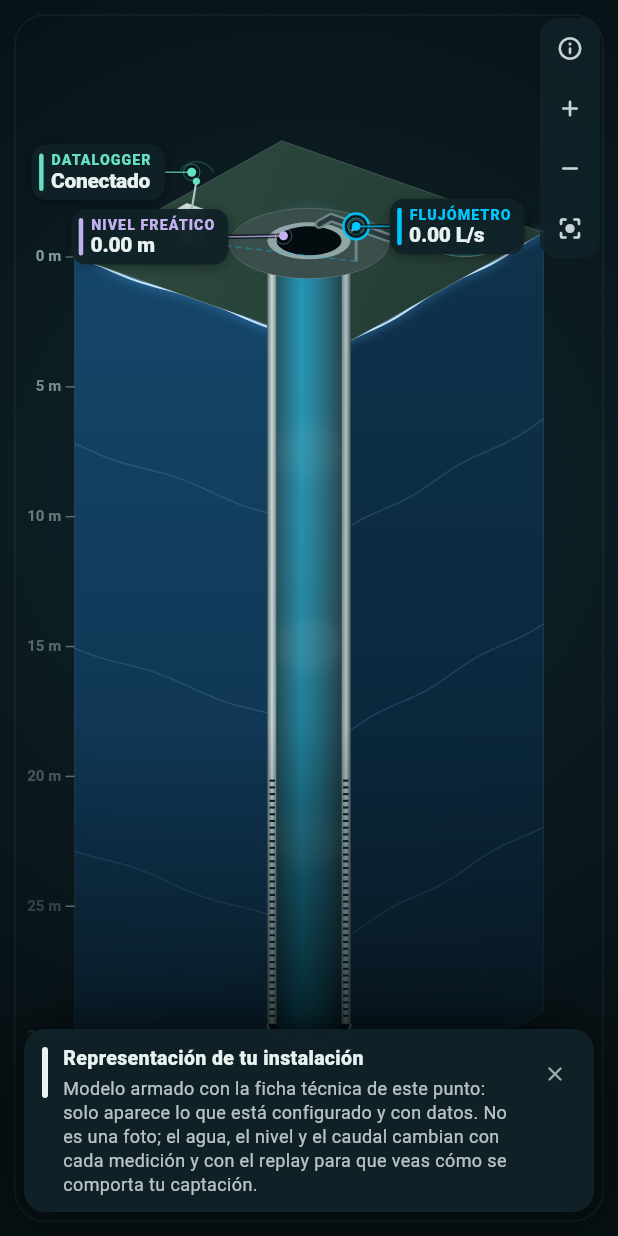
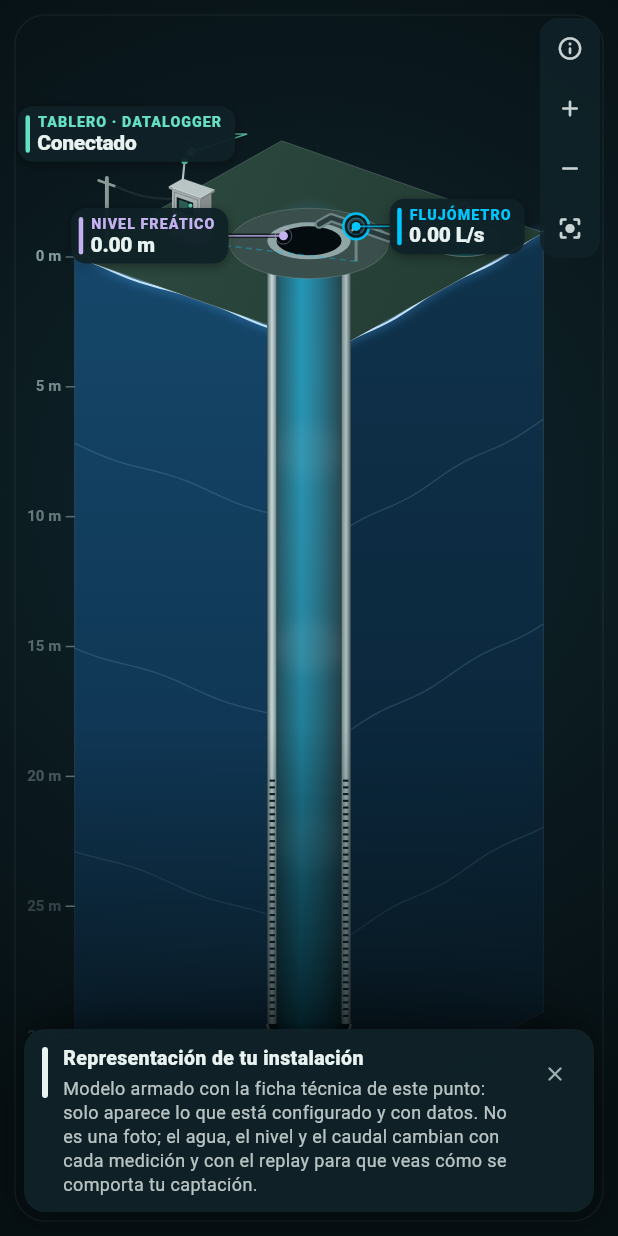
Before and after one commit to Smart-Hydro/smarthydro_app, a Flutter app: the CaptureStage widget shown alone on an empty page, opened directly with empty values, after a tap on the "info outline" icon, on a phone screen of 412 x 824 dp. Run offline on Flutter 3.47's test engine with Material 3 defaults, Android fonts, the phone set to English and light mode, and no system bars; our stand-ins replace dio, fl_chart, flutter_map, flutter_riverpod, latlong2, share_plus and 1 more; missing offline and left inert: dart:js_interop, dart:ui_web.

Commit message:
Vista del punto: datalogger dentro de un tablero eléctrico alimentado desde un poste; el zoom escala también los equipos
Co-authored-by: Felipe Barraza <felipe.barraza.vega@gmail.com>

```diff
--- a/lib/features/dashboard/capture_stage.dart
+++ b/lib/features/dashboard/capture_stage.dart
@@ -79,6 +79,9 @@ enum ScenePart {
   flowmeter,
   water,
   intake,
+
+  /// Poste y acometida que alimentan el tablero.
+  power,
 
   /// La escena completa: qué representa y de dónde salen sus datos.
   overview,
@@ -476,11 +479,12 @@ class _CaptureStageState extends State<CaptureStage>
         );
       case ScenePart.logger:
         return (
-          title: 'Datalogger',
+          title: 'Tablero eléctrico con datalogger',
           value: pointLinkLabel(widget.link),
           body:
-              'Registra las mediciones del sensor y del flujómetro y las '
-              'transmite a SmartHydro.',
+              'Gabinete que instalamos en terreno: recibe la energía y aloja '
+              'el datalogger, que registra las mediciones del sensor y del '
+              'flujómetro y las transmite a SmartHydro.',
           color: _Palette.linkColor(widget.link),
         );
       case ScenePart.flowmeter:
@@ -505,6 +509,15 @@ class _CaptureStageState extends State<CaptureStage>
               'Curso de agua superficial. Las líneas sobre la lámina muestran '
               'la corriente; más rápidas, más caudal.',
           color: _Palette.surfaceWater,
+        );
+      case ScenePart.power:
+        return (
+          title: 'Alimentación eléctrica',
+          value: null,
+          body:
+              'Energía que llega al tablero desde el empalme para mantener '
+              'encendidos el datalogger y los sensores.',
+          color: _Palette.sensor,
         );
       case ScenePart.overview:
         return (
@@ -864,13 +877,16 @@ class _SceneHits {
 /// Proyección axonométrica con giro (yaw) e inclinación (pitch). `y` es la
 /// altura en píxeles (negativa bajo el terreno).
 class _Iso {
-  _Iso(this.origin, double yaw, double pitch)
+  _Iso(this.origin, double yaw, double pitch, {this.scale = 1})
     : cy = math.cos(yaw),
       sy = math.sin(yaw),
       ps = math.sin(pitch),
       pc = math.cos(pitch);
 
   final Offset origin;
+
+  /// Zoom de la vista: escala el bloque y todos los equipos por igual.
+  final double scale;
   final double cy;
   final double sy;
   final double ps;
@@ -881,17 +897,17 @@ class _Iso {
   double get sz => cy >= 0 ? 1 : -1;
 
   Offset p(double x, double y, double z) {
-    final xr = x * cy - z * sy;
-    final zr = x * sy + z * cy;
-    return Offset(origin.dx + xr, origin.dy - y * pc + zr * ps);
+    final xr = (x * cy - z * sy) * scale;
+    final zr = (x * sy + z * cy) * scale;
+    return Offset(origin.dx + xr, origin.dy - y * scale * pc + zr * ps);
   }
 
   /// Óvalo de un círculo horizontal: la proyección no depende del giro.
   Rect ring(double y, double radius, {double x = 0, double z = 0}) =>
       Rect.fromCenter(
         center: p(x, y, z),
-        width: radius * 2,
-        height: radius * 2 * ps,
+        width: radius * 2 * scale,
+        height: radius * 2 * ps * scale,
       );
 
   /// Cara lateral en x = ±h visible, entre las alturas [y0] y [y1].
@@ -1074,11 +1090,10 @@ class _CaptureStagePainter extends CustomPainter {
     ];
     final bounds = _boundsOf(corners);
     final target = Offset(size.width / 2, top + availH / 2);
-    final center = bounds.center * zoom;
     return (
-      half: half * zoom,
-      depth: depth * zoom,
-      origin: target - center + pan,
+      half: half,
+      depth: depth,
+      origin: target - bounds.center * zoom + pan,
     );
   }
 
@@ -1264,7 +1279,12 @@ class _CaptureStagePainter extends CustomPainter {
 
   void _paintWell(Canvas canvas, Size size) {
     final l = _layout(size, depthShare: 1, headroom: 40);
-    final iso = _Iso(l.origin, yaw + math.sin(phase * _tau) * 0.015, pitch);
+    final iso = _Iso(
+      l.origin,
+      yaw + math.sin(phase * _tau) * 0.015,
+      pitch,
+      scale: zoom,
+    );
     final half = l.half;
     final known = profile.depth != null;
     final blockPx = l.depth;
@@ -1292,8 +1312,8 @@ class _CaptureStagePainter extends CustomPainter {
     canvas.drawOval(
       Rect.fromCenter(
         center: iso.p(0, blockBottom, 0) + const Offset(0, 18),
-        width: half * 3.1,
-        height: half * 3.1 * iso.ps * 0.6,
+        width: half * 3.1 * iso.scale,
+        height: half * 3.1 * iso.ps * 0.6 * iso.scale,
       ),
       Paint()
         ..color = Colors.black.withValues(alpha: 0.4)
@@ -1444,7 +1464,11 @@ class _CaptureStagePainter extends CustomPainter {
       );
       canvas.drawRRect(
         RRect.fromRectAndRadius(
-          Rect.fromCenter(center: at, width: 7, height: 15),
+          Rect.fromCenter(
+            center: at,
+            width: 7 * iso.scale,
+            height: 15 * iso.scale,
+          ),
           const Radius.circular(3.5),
         ),
         Paint()..color = _Palette.sensor,
@@ -1474,7 +1498,11 @@ class _CaptureStagePainter extends CustomPainter {
       final jitter = _flowing ? math.sin(phase * _tau * 40) * 0.5 : 0.0;
       final at = iso.p(pumpX, pumpY, 0) + Offset(jitter, 0);
       final body = RRect.fromRectAndRadius(
-        Rect.fromCenter(center: at, width: 11, height: 30),
+        Rect.fromCenter(
+          center: at,
+          width: 11 * iso.scale,
+          height: 30 * iso.scale,
+        ),
         const Radius.circular(5),
       );
       canvas.drawRRect(
@@ -1485,8 +1513,8 @@ class _CaptureStagePainter extends CustomPainter {
           ).createShader(body.outerRect),
       );
       canvas.drawLine(
-        at + const Offset(-5.5, 6),
-        at + const Offset(5.5, 6),
+        at + const Offset(-5.5, 6) * iso.scale,
+        at + const Offset(5.5, 6) * iso.scale,
         Paint()
           ..color = dry ? _Palette.coral : _Palette.flow
           ..strokeWidth = 2,
@@ -1581,14 +1609,21 @@ class _CaptureStagePainter extends CustomPainter {
           ..strokeWidth = 1,
       );
     }
-    final loggerRect = _paintLogger(canvas, iso, logger.x, logger.z);
+    final loggerRect = _paintLogger(
+      canvas,
+      iso,
+      logger.x,
+      logger.z,
+      pole: (x: -half * 0.88, z: half * 0.84),
+    );
     tags.add(
       _Tag(
         ScenePart.logger,
-        'DATALOGGER',
+        'TABLERO · DATALOGGER',
         pointLinkLabel(link),
         loggerRect.topCenter,
         _Palette.linkColor(link),
+        lift: 12,
       ),
     );
 
@@ -1868,19 +1903,133 @@ class _CaptureStagePainter extends CustomPainter {
     );
   }
 
-  Rect _paintLogger(Canvas canvas, _Iso iso, double x, double z) {
-    final rect = _box(
+  /// Tablero eléctrico en terreno: recibe la energía desde un poste y
+  /// aloja el datalogger, visible por la mirilla de la puerta.
+  Rect _paintLogger(
+    Canvas canvas,
+    _Iso iso,
+    double x,
+    double z, {
+    required ({double x, double z}) pole,
+  }) {
+    const plinth = 4.0;
+    const w = 24.0, d = 12.0, h = 34.0;
+    const top = plinth + h;
+    final color = _Palette.linkColor(link);
+
+    // Poste y acometida.
+    const poleH = 56.0;
+    final poleBase = iso.p(pole.x, 0, pole.z);
+    final poleTop = iso.p(pole.x, poleH, pole.z);
+    final wood = Paint()
+      ..color = const Color(0xFF8C9A97)
+      ..strokeWidth = 2.6 * iso.scale
+      ..strokeCap = StrokeCap.round;
+    canvas.drawLine(poleBase, poleTop, wood);
+    final armA = iso.p(pole.x - 7, poleH - 4, pole.z);
+    final armB = iso.p(pole.x + 7, poleH - 4, pole.z);
+    canvas.drawLine(armA, armB, wood..strokeWidth = 1.8 * iso.scale);
+    final entry = iso.p(x, top - 6, z - iso.sz * d / 2);
+    final mid = Offset.lerp(armB, entry, 0.5)! + Offset(0, 10 * iso.scale);
+    final cable = Path()
+      ..moveTo(armB.dx, armB.dy)
+      ..quadraticBezierTo(mid.dx, mid.dy, entry.dx, entry.dy);
+    canvas.drawPath(
+      cable,
+      Paint()
+        ..color = const Color(0xFF1C2B2E)
+        ..style = PaintingStyle.stroke
+        ..strokeWidth = 1.4 * iso.scale,
+    );
+    hits.rect(
+      ScenePart.power,
+      _boundsOf([poleBase, poleTop, armA, armB]).inflate(8),
+    );
+
+    // Base de hormigón y gabinete.
+    _box(
       canvas,
       iso,
       x: x,
       z: z,
-      w: 16,
-      d: 10,
-      h: 24,
-      color: const Color(0xFFDDE7E6),
-    );
-    final head = iso.p(x, 24, z);
-    final tip = iso.p(x + 4, 46, z);
+      w: w + 4,
+      d: d + 4,
+      h: plinth,
+      color: const Color(0xFF7D8B8B),
+    );
+    final cabinet = _box(
+      canvas,
+      iso,
+      x: x,
+      z: z,
+      y: plinth,
+      w: w,
+      d: d,
+      h: h,
+      color: const Color(0xFFD3DCDB),
+    );
+    _box(
+      canvas,
+      iso,
+      x: x,
+      z: z,
+      y: top,
+      w: w + 3,
+      d: d + 3,
+      h: 1.6,
+      color: const Color(0xFFB9C5C4),
+    );
+
+    // Puerta en la cara frontal visible.
+    final fz = z + iso.sz * d / 2;
+    Offset door(double u, double v) => iso.p(x + u, v, fz);
+    List<Offset> quad(double u0, double v0, double u1, double v1) => [
+      door(u0, v0),
+      door(u1, v0),
+      door(u1, v1),
+      door(u0, v1),
+    ];
+    canvas.drawPath(
+      _poly(quad(-w / 2 + 2, plinth + 2, w / 2 - 2, top - 2)),
+      Paint()
+        ..color = const Color(0xFF7F8F90)
+        ..style = PaintingStyle.stroke
+        ..strokeWidth = 0.8,
+    );
+    canvas.drawLine(
+      door(w / 2 - 4.5, plinth + h * 0.42),
+      door(w / 2 - 4.5, plinth + h * 0.58),
+      Paint()
+        ..color = const Color(0xFF55656A)
+        ..strokeWidth = 1.6 * iso.scale
+        ..strokeCap = StrokeCap.round,
+    );
+
+    // Mirilla con el datalogger dentro.
+    canvas.drawPath(
+      _poly(quad(-8, top - 15, 6, top - 5)),
+      Paint()..color = const Color(0xFF0E1E22),
+    );
+    canvas.drawPath(
+      _poly(quad(-6, top - 13.5, 1.5, top - 6.5)),
+      Paint()..color = const Color(0xFF2F5F57),
+    );
+    final blink = (math.sin(phase * _tau * 6) + 1) / 2;
+    canvas.drawCircle(
+      door(3.6, top - 8),
+      1.4 * iso.scale,
+      Paint()..color = color.withValues(alpha: 0.4 + blink * 0.6),
+    );
+
+    // Señal de riesgo eléctrico.
+    canvas.drawPath(
+      _poly([door(-3, plinth + 7), door(3, plinth + 7), door(0, plinth + 13)]),
+      Paint()..color = _Palette.sensor.withValues(alpha: 0.9),
+    );
+
+    // Antena de transmisión.
+    final head = iso.p(x - w / 2 + 4, top + 1.6, z);
+    final tip = iso.p(x - w / 2 + 6, top + 20, z);
     canvas.drawLine(
       head,
       tip,
@@ -1888,8 +2037,7 @@ class _CaptureStagePainter extends CustomPainter {
         ..color = _Palette.steel
         ..strokeWidth = 1.4,
     );
-    final color = _Palette.linkColor(link);
-    canvas.drawCircle(tip, 2.4, Paint()..color = color);
+    canvas.drawCircle(tip, 2.2, Paint()..color = color);
     if (link == PointLink.connected) {
       final t = (phase * 2) % 1;
       canvas.drawArc(
@@ -1903,13 +2051,9 @@ class _CaptureStagePainter extends CustomPainter {
           ..strokeWidth = 1.3,
       );
     }
-    final blink = (math.sin(phase * _tau * 6) + 1) / 2;
-    canvas.drawCircle(
-      iso.p(x, 14, z + iso.sz * 5.2),
-      2,
-      Paint()..color = color.withValues(alpha: 0.4 + blink * 0.6),
-    );
-    final area = rect.expandToInclude(Rect.fromCircle(center: tip, radius: 6));
+    final area = cabinet.expandToInclude(
+      Rect.fromCircle(center: tip, radius: 6),
+    );
     hits.rect(ScenePart.logger, area.inflate(6));
     return area;
   }
@@ -2347,7 +2491,12 @@ class _CaptureStagePainter extends CustomPainter {
       widthShare: 0.34,
       heightShare: 0.44,
     );
-    final iso = _Iso(l.origin, yaw + math.sin(phase * _tau) * 0.015, pitch);
+    final iso = _Iso(
+      l.origin,
+      yaw + math.sin(phase * _tau) * 0.015,
+      pitch,
+      scale: zoom,
+    );
     final h = l.half;
     final depthPx = l.depth;
     final c = h * 0.42;
@@ -2368,8 +2517,8 @@ class _CaptureStagePainter extends CustomPainter {
     canvas.drawOval(
       Rect.fromCenter(
         center: iso.p(0, bankBottom, 0) + const Offset(0, 18),
-        width: h * 3.1,
-        height: h * 3.1 * iso.ps * 0.6,
+        width: h * 3.1 * iso.scale,
+        height: h * 3.1 * iso.ps * 0.6 * iso.scale,
       ),
       Paint()
         ..color = Colors.black.withValues(alpha: 0.4)
@@ -2631,11 +2780,17 @@ class _CaptureStagePainter extends CustomPainter {
         ),
       );
     }
-    final loggerRect = _paintLogger(canvas, iso, logger.x, logger.z);
+    final loggerRect = _paintLogger(
+      canvas,
+      iso,
+      logger.x,
+      logger.z,
+      pole: (x: -c - (h - c) * 0.88, z: h * 0.86),
+    );
     tags.add(
       _Tag(
         ScenePart.logger,
-        'DATALOGGER',
+        'TABLERO · DATALOGGER',
         pointLinkLabel(link),
         loggerRect.topCenter,
         _Palette.linkColor(link),
```
